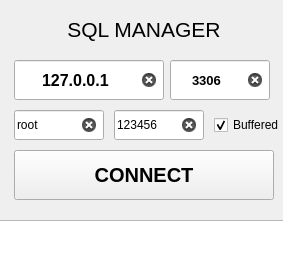
This is Lib/UI/LAYOUT/ConnectorWindow.ui in fer-moreira/MYQT as Qt 5 draws it before an edit. The edited form follows.
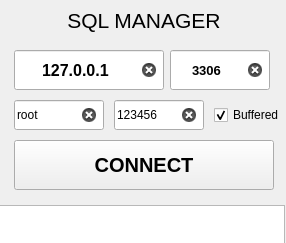
This is the edited form.

Diff of the .ui file:
```diff
--- a/Lib/UI/LAYOUT/ConnectorWindow.ui
+++ b/Lib/UI/LAYOUT/ConnectorWindow.ui
@@ -6,8 +6,8 @@
    <rect>
     <x>0</x>
     <y>0</y>
-    <width>283</width>
-    <height>264</height>
+    <width>286</width>
+    <height>243</height>
    </rect>
   </property>
   <property name="windowTitle">
@@ -18,9 +18,9 @@
     <property name="geometry">
      <rect>
       <x>14</x>
-      <y>4</y>
+      <y>0</y>
       <width>260</width>
-      <height>50</height>
+      <height>40</height>
      </rect>
     </property>
     <property name="font">
@@ -42,7 +42,7 @@
     <property name="geometry">
      <rect>
       <x>14</x>
-      <y>150</y>
+      <y>140</y>
       <width>260</width>
       <height>50</height>
      </rect>
@@ -62,7 +62,7 @@
     <property name="geometry">
      <rect>
       <x>14</x>
-      <y>60</y>
+      <y>50</y>
       <width>150</width>
       <height>40</height>
      </rect>
@@ -94,7 +94,7 @@
     <property name="geometry">
      <rect>
       <x>14</x>
-      <y>110</y>
+      <y>100</y>
       <width>90</width>
       <height>30</height>
      </rect>
@@ -113,7 +113,7 @@
     <property name="geometry">
      <rect>
       <x>114</x>
-      <y>110</y>
+      <y>100</y>
       <width>90</width>
       <height>30</height>
      </rect>
@@ -141,7 +141,7 @@
     <property name="geometry">
      <rect>
       <x>214</x>
-      <y>110</y>
+      <y>100</y>
       <width>80</width>
       <height>30</height>
      </rect>
@@ -172,7 +172,7 @@
     <property name="geometry">
      <rect>
       <x>170</x>
-      <y>60</y>
+      <y>50</y>
       <width>100</width>
       <height>40</height>
      </rect>
@@ -204,11 +204,24 @@
     <property name="geometry">
      <rect>
       <x>-1</x>
-      <y>220</y>
+      <y>205</y>
       <width>286</width>
-      <height>45</height>
+      <height>40</height>
      </rect>
     </property>
+    <property name="font">
+     <font>
+      <family>Consolas</family>
+      <pointsize>10</pointsize>
+     </font>
+    </property>
+    <property name="html">
+     <string>&lt;!DOCTYPE HTML PUBLIC &quot;-//W3C//DTD HTML 4.0//EN&quot; &quot;http://www.w3.org/TR/REC-html40/strict.dtd&quot;&gt;
+&lt;html&gt;&lt;head&gt;&lt;meta name=&quot;qrichtext&quot; content=&quot;1&quot; /&gt;&lt;style type=&quot;text/css&quot;&gt;
+p, li { white-space: pre-wrap; }
+&lt;/style&gt;&lt;/head&gt;&lt;body style=&quot; font-family:'Consolas'; font-size:10pt; font-weight:400; font-style:normal;&quot;&gt;
+&lt;p style=&quot;-qt-paragraph-type:empty; margin-top:0px; margin-bottom:0px; margin-left:0px; margin-right:0px; -qt-block-indent:0; text-indent:0px; font-family:'MS Shell Dlg 2';&quot;&gt;&lt;br /&gt;&lt;/p&gt;&lt;/body&gt;&lt;/html&gt;</string>
+    </property>
    </widget>
   </widget>
  </widget>
```
